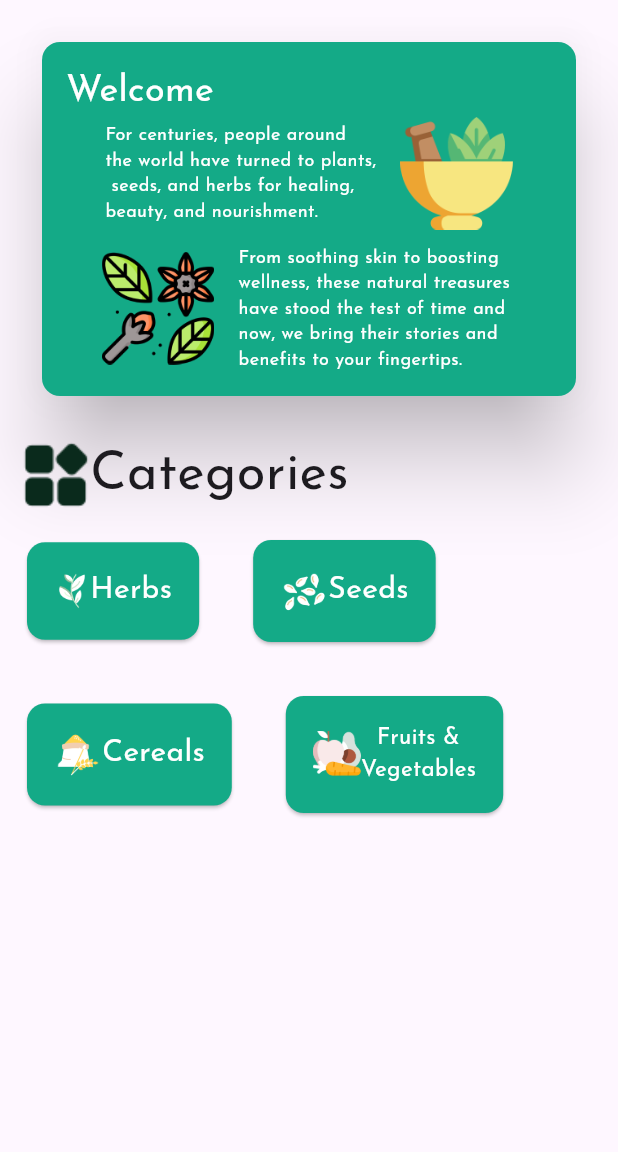
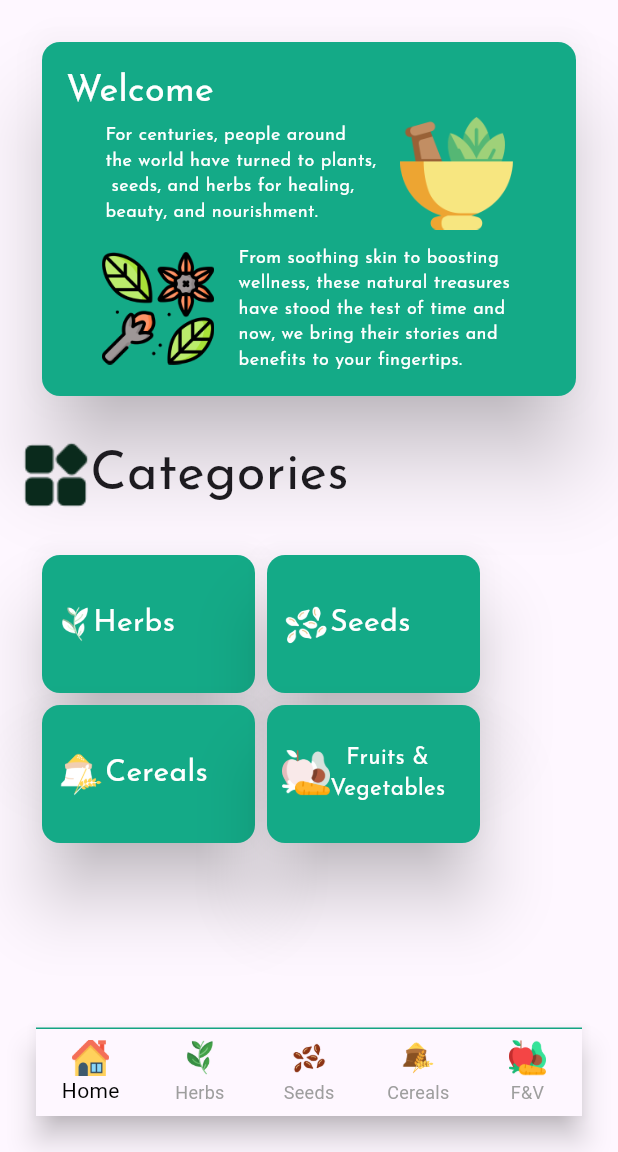
Before and after one commit to Lidiya-MK/Rosemary, a Flutter app: the HomeScreen screen opened directly, on a phone screen of 412 x 824 dp, the part 84-1236 px from its top. Run offline on Flutter 3.47's test engine with Material 3 defaults, Android fonts, the phone set to English and light mode, and no system bars; our stand-ins replace google_fonts.

Commit message:
added bottom nav bar

```diff
--- a/rosemary/lib/pages/home_screen.dart
+++ b/rosemary/lib/pages/home_screen.dart
@@ -61,19 +61,35 @@ Padding(padding: EdgeInsets.only(left: 16, top: 16), child: Text("Welcome", styl
       Text("Categories", style: GoogleFonts.josefinSans(fontSize: 35),)
     ],), ),
 
-    Row(children: [
+   Padding(padding: EdgeInsets.all(24), child: Column(children: [
+  Row(children: [
 
-     Padding(padding: EdgeInsets.all(14), child:  Card(color: Color(0xFF14AA87),child:Padding(padding: EdgeInsets.all(18), child: Row(children: [Image.asset("assets/herb_white.png", height: 24,), Text("Herbs", style: GoogleFonts.josefinSans(fontSize: 20, color: Colors.white),)],)) ),),
-         Padding(padding: EdgeInsets.all(14), child:  Card(color: Color(0xFF14AA87),child:Padding(padding: EdgeInsets.all(18), child: Row(children: [Image.asset("assets/seed_white.png", height: 32,), Text("Seeds", style: GoogleFonts.josefinSans(fontSize: 20, color: Colors.white),)],)) ),)
+     SizedBox(height: 100,width: 150, child:  Card(elevation: 20, color: Color(0xFF14AA87),child:Padding(padding: EdgeInsets.all(10), child: Row(children: [Image.asset("assets/herb_white.png", height: 24,), Text("Herbs", style: GoogleFonts.josefinSans(fontSize: 20, color: Colors.white),)],)) ),),
+         SizedBox(height: 100,width: 150,child:  Card(elevation: 20,color: Color(0xFF14AA87),child:Padding(padding: EdgeInsets.all(10), child: Row(children: [Image.asset("assets/seed_white.png", height: 32,), Text("Seeds", style: GoogleFonts.josefinSans(fontSize: 20, color: Colors.white),)],)) ),)
     ],),
      Row(children: [
 
-     Padding(padding: EdgeInsets.all(14), child:  Card(color: Color(0xFF14AA87),child:Padding(padding: EdgeInsets.all(18), child: Row(children: [Image.asset("assets/cereal_white.png", height: 32,), Text("Cereals", style: GoogleFonts.josefinSans(fontSize: 20, color: Colors.white),)],)) ),),
-         Padding(padding: EdgeInsets.all(14), child:  Card(color: Color(0xFF14AA87),child:Padding(padding: EdgeInsets.all(18), child: Row(children: [Image.asset("assets/f&v_white.png", height: 32,), Text("Fruits & \nVegetables", style: GoogleFonts.josefinSans(fontSize: 15, color: Colors.white ,),textAlign: TextAlign.center,)],)) ),)
+     SizedBox(height: 100,width: 150,child:  Card(elevation: 20,color: Color(0xFF14AA87),child:Padding(padding: EdgeInsets.all(10), child: Row(children: [Image.asset("assets/cereal_white.png", height: 32,), Text("Cereals", style: GoogleFonts.josefinSans(fontSize: 20, color: Colors.white),)],)) ),),
+         SizedBox(height: 100,width: 150,child:  Card(elevation: 20,color: Color(0xFF14AA87),child:Padding(padding: EdgeInsets.all(10), child: Row(children: [Image.asset("assets/f&v_white.png", height: 32,), Text("Fruits & \nVegetables", style: GoogleFonts.josefinSans(fontSize: 15, color: Colors.white ,),textAlign: TextAlign.center,)],)) ),)
     ],)
+   ],),)
+
   ],
 ),
-
+bottomNavigationBar:Padding(padding: EdgeInsets.all(24), child: Container(
+  decoration: BoxDecoration(border: Border(top: BorderSide(color: Color(0xFF14AA87)))),
+  child: BottomNavigationBar(
+ type: BottomNavigationBarType.fixed,
+      selectedItemColor: Colors.black,
+      unselectedItemColor: Colors.grey,
+items: [
+    BottomNavigationBarItem(icon: Image.asset("assets/home.png", height: 24,), label: "Home",),
+       BottomNavigationBarItem(icon: Image.asset("assets/herbs.png", height: 24,), label: "Herbs"),
+          BottomNavigationBarItem(icon: Image.asset("assets/seeds.png", height: 24,), label: "Seeds"),
+             BottomNavigationBarItem(icon: Image.asset("assets/cereals.png", height: 24,), label: "Cereals"),
+                BottomNavigationBarItem(icon: Image.asset("assets/f&v.png", height: 24,), label: "F&V"),
+  ]),
+),)
 
 )
     );
```
Also changed, not shown: rosemary/assets/cereals.png (added), rosemary/assets/f&v.png (added), rosemary/assets/herbs.png (added), rosemary/assets/home.png (added), rosemary/assets/seeds.png (added).
